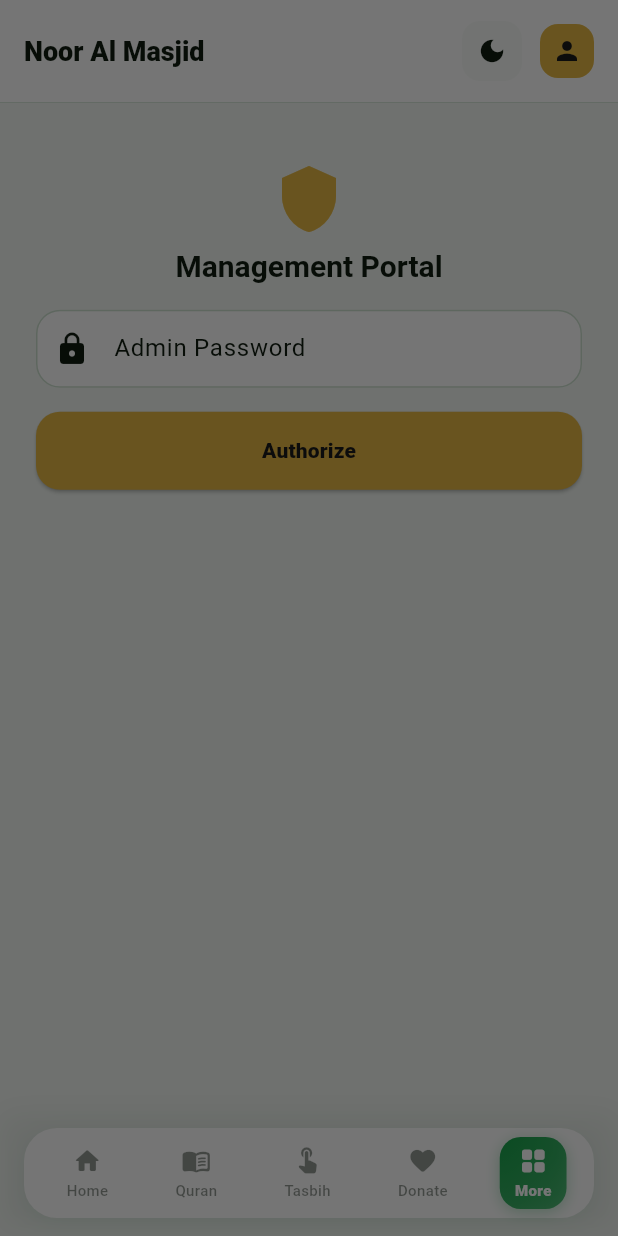
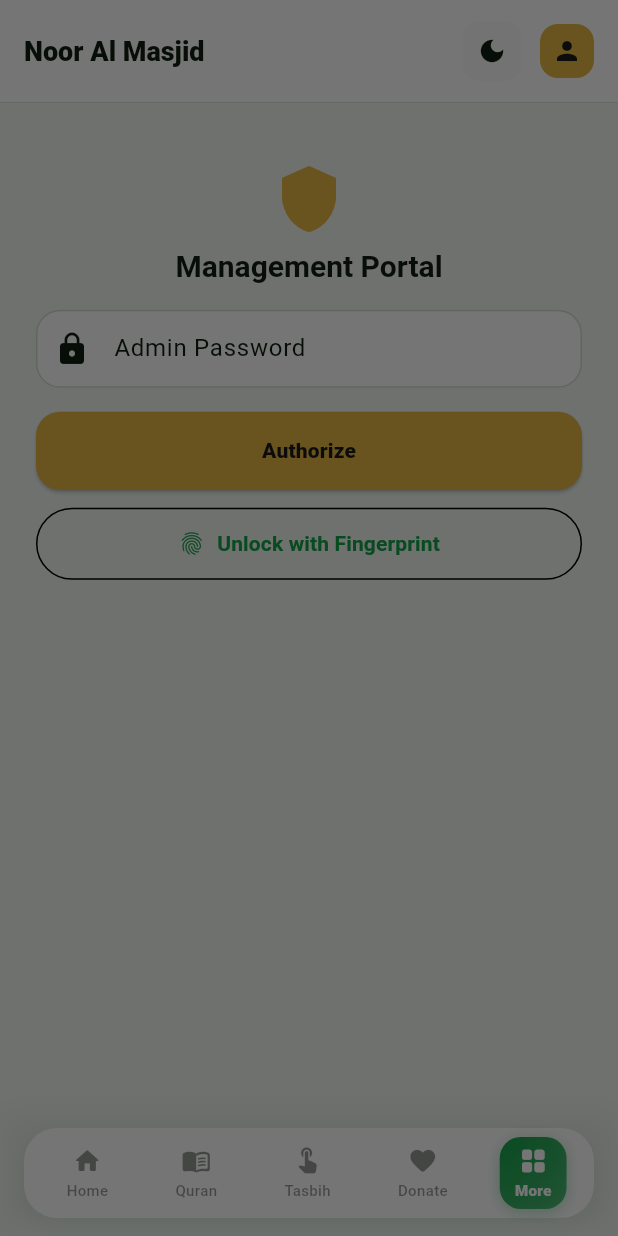
Before and after one commit to testgyaan12-boop/mymasjid-frontend, a Flutter app: the AdminPage screen opened by its route, on a phone screen of 412 x 824 dp. Run offline on Flutter 3.47's test engine with Material 3 defaults, Android fonts, the phone set to English and light mode, and no system bars; our stand-ins replace cached_network_image, dio, go_router, google_fonts, image_picker, local_auth and 2 more; accounts and stored records are empty; network calls fail; Roboto replaces fonts that are missing (Alegreya).

Commit message:
login with finger print for android and rearrange management tab

```diff
--- a/lib/pages/admin_page.dart
+++ b/lib/pages/admin_page.dart
@@ -4,6 +4,7 @@ import 'package:image_picker/image_picker.dart';
 import 'package:provider/provider.dart';
 import 'dart:convert';
 import 'dart:typed_data';
+import '../services/biometric_service.dart';
 import '../services/cms_service.dart';
 import '../services/upload_service.dart';
 import '../theme/colors.dart';
@@ -146,6 +147,19 @@ class _AdminPageState extends State<AdminPage> with SingleTickerProviderStateMix
     }
   }
 
+  Future<void> _handleFingerprintLogin() async {
+    final bio = BiometricService();
+    if (!await bio.isAvailable()) {
+      if (mounted) _snack('Biometric not available on this device', isError: true);
+      return;
+    }
+    final ok = await bio.authenticate(reason: 'Unlock the Management Portal');
+    if (ok && mounted) {
+      setState(() => _authorized = true);
+      _loadConfig();
+    }
+  }
+
   void _snack(String msg, {bool isError = false}) {
     ScaffoldMessenger.of(context).showSnackBar(SnackBar(
       content: Text(msg),
@@ -246,25 +260,25 @@ class _AdminPageState extends State<AdminPage> with SingleTickerProviderStateMix
           isScrollable: true,
           tabAlignment: TabAlignment.start,
           tabs: const [
-            Tab(icon: Icon(Icons.palette), text: 'Branding'),
             Tab(icon: Icon(Icons.home), text: 'Home'),
-            Tab(icon: Icon(Icons.auto_awesome), text: 'Sunnah'),
             Tab(icon: Icon(Icons.notifications), text: 'Alerts'),
             Tab(icon: Icon(Icons.access_time), text: 'Prayer'),
             Tab(icon: Icon(Icons.nights_stay), text: 'Ramadan'),
+            Tab(icon: Icon(Icons.auto_awesome), text: 'Sunnah'),
             Tab(icon: Icon(Icons.favorite), text: 'Donations'),
+            Tab(icon: Icon(Icons.palette), text: 'Branding'),
             Tab(icon: Icon(Icons.people), text: 'About'),
           ],
         ),
         Expanded(
           child: TabBarView(controller: _tabCtrl, children: [
-            _buildBrandingTab(),
             _buildHomeTab(),
-            _buildSunnahTab(),
             _buildAlertsTab(),
             _buildPrayerTab(),
             _buildRamadanTab(),
+            _buildSunnahTab(),
             _buildDonationsTab(),
+            _buildBrandingTab(),
             _buildAboutTab(),
           ]),
         ),
@@ -303,6 +317,15 @@ class _AdminPageState extends State<AdminPage> with SingleTickerProviderStateMix
             ),
             child: const Text('Authorize', style: TextStyle(fontWeight: FontWeight.w900)),
           ),
+          if (BiometricService().isSupported) ...[
+            const SizedBox(height: 12),
+            OutlinedButton.icon(
+              onPressed: _handleFingerprintLogin,
+              icon: const Icon(Icons.fingerprint),
+              label: const Text('Unlock with Fingerprint'),
+              style: OutlinedButton.styleFrom(padding: const EdgeInsets.symmetric(vertical: 14, horizontal: 24)),
+            ),
+          ],
         ],
       ),
     );
--- a/lib/pages/login_page.dart
+++ b/lib/pages/login_page.dart
@@ -63,6 +63,10 @@ class _LoginPageState extends State<LoginPage> {
       if (auth.isAuthenticated && mounted) {
         await context.read<MasjidProvider>().loadSavedMasjid();
         if (mounted) context.go('/');
+      } else if (mounted) {
+        ScaffoldMessenger.of(context).showSnackBar(
+          const SnackBar(content: Text('No saved session — sign in once with email/password first, then fingerprint works next time.')),
+        );
       }
     }
   }
```
Also changed, not shown: 1 other file.
